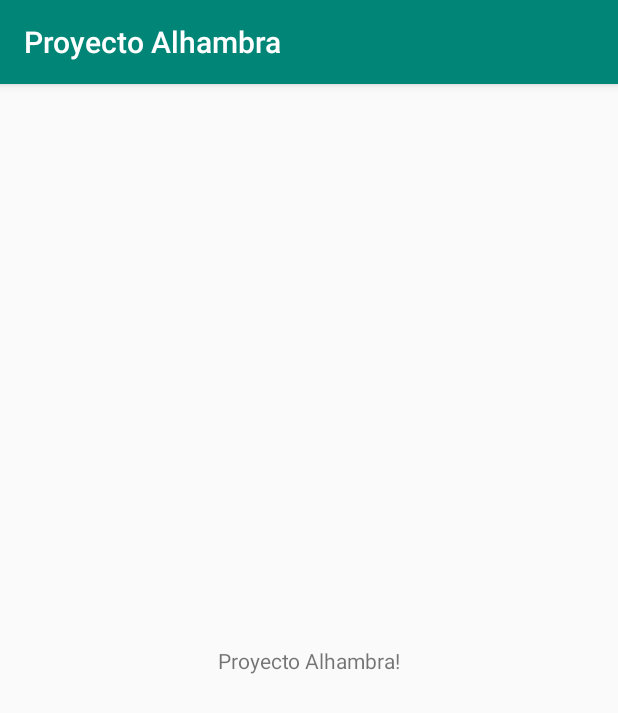
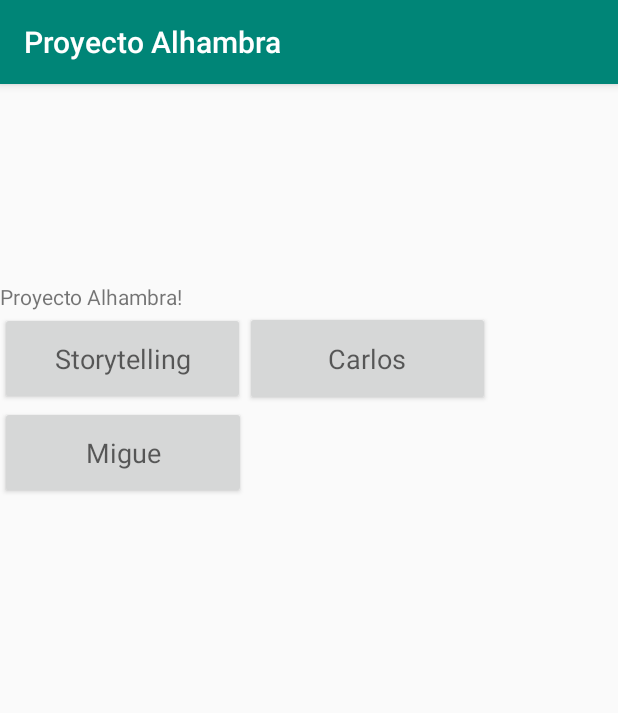
Before and after one commit to Carlossamu7/NPI_UGR, an Android app: the MainActivity screen opened directly, with no data from a screen before it, on a phone screen of 412 x 824 dp. Shown: the top 713 px of the screen. Run offline under Robolectric (Android 15) with nearby library versions, the phone set to English and light mode, and no system bars.

Commit message:
Añado activity del storytelling y preparo los botones para vuestros activities y modifico Welcome

```diff
--- a/app/build.gradle
+++ b/app/build.gradle
@@ -25,7 +25,7 @@ android {
 
 dependencies {
     implementation fileTree(dir: 'libs', include: ['*.jar'])
-    implementation"org.jetbrains.kotlin:kotlin-stdlib-jdk7:$kotlin_version"
+    implementation "org.jetbrains.kotlin:kotlin-stdlib-jdk7:$kotlin_version"
     implementation 'androidx.appcompat:appcompat:1.0.2'
     implementation 'androidx.core:core-ktx:1.0.2'
     implementation 'androidx.constraintlayout:constraintlayout:1.1.3'
--- a/app/src/main/java/com/e/proyectoalhambra/MainActivity.kt
+++ b/app/src/main/java/com/e/proyectoalhambra/MainActivity.kt
@@ -1,7 +1,9 @@
 package com.e.proyectoalhambra
 
+import android.content.Intent
 import androidx.appcompat.app.AppCompatActivity
 import android.os.Bundle
+import android.view.View
 
 class MainActivity : AppCompatActivity() {
 
@@ -9,4 +11,12 @@ class MainActivity : AppCompatActivity() {
         super.onCreate(savedInstanceState)
         setContentView(R.layout.activity_main)
     }
+
+    fun storyTelling(view: View) {
+        // Do something in response to button
+        val intent = Intent(this, Storytelling::class.java).apply {}
+        startActivity(intent)
+
+    }
+
 }
--- a/app/src/main/java/com/e/proyectoalhambra/SplashScreenActivity.kt
+++ b/app/src/main/java/com/e/proyectoalhambra/SplashScreenActivity.kt
@@ -14,7 +14,7 @@ class SplashScreenActivity : AppCompatActivity() {
         val backgroud = object : Thread (){
             override fun run() {
                 try {
-                    Thread.sleep(5000)
+                    Thread.sleep(3000)
 
                     val intent = Intent(baseContext, MainActivity::class.java)
                     startActivity(intent)
--- a/app/src/main/res/layout/activity_main.xml
+++ b/app/src/main/res/layout/activity_main.xml
@@ -7,12 +7,46 @@
     tools:context=".MainActivity">
 
     <TextView
+        android:id="@+id/textView"
         android:layout_width="wrap_content"
         android:layout_height="wrap_content"
+        android:layout_marginTop="132dp"
         android:text="Proyecto Alhambra!"
-        app:layout_constraintBottom_toBottomOf="parent"
-        app:layout_constraintLeft_toLeftOf="parent"
-        app:layout_constraintRight_toRightOf="parent"
+        app:layout_constraintEnd_toEndOf="parent"
+        app:layout_constraintHorizontal_bias="0.0"
+        app:layout_constraintStart_toStartOf="parent"
         app:layout_constraintTop_toTopOf="parent" />
 
+    <Button
+        android:id="@+id/buttonStorytelling"
+        android:layout_width="163dp"
+        android:layout_height="62dp"
+        android:backgroundTintMode="src_over"
+        android:onClick="storyTelling"
+        android:text="Storytelling"
+        android:textAppearance="@style/TextAppearance.AppCompat.Medium"
+        app:layout_constraintBottom_toTopOf="@+id/button7"
+        app:layout_constraintStart_toStartOf="@+id/textView"
+        app:layout_constraintTop_toBottomOf="@+id/textView" />
+
+    <Button
+        android:id="@+id/button6"
+        android:layout_width="163dp"
+        android:layout_height="63dp"
+        android:backgroundTintMode="src_over"
+        android:text="Carlos"
+        android:textAppearance="@style/TextAppearance.AppCompat.Medium"
+        app:layout_constraintStart_toEndOf="@+id/buttonStorytelling"
+        app:layout_constraintTop_toBottomOf="@+id/textView" />
+
+    <Button
+        android:id="@+id/button7"
+        android:layout_width="164dp"
+        android:layout_height="62dp"
+        android:backgroundTintMode="src_over"
+        android:text="Migue"
+        android:textAppearance="@style/TextAppearance.AppCompat.Medium"
+        app:layout_constraintStart_toStartOf="@+id/buttonStorytelling"
+        app:layout_constraintTop_toBottomOf="@+id/button6" />
+
 </androidx.constraintlayout.widget.ConstraintLayout>
--- a/app/src/main/res/layout/activity_splashscreen.xml
+++ b/app/src/main/res/layout/activity_splashscreen.xml
@@ -21,7 +21,7 @@
         android:layout_height="match_parent"
         android:elegantTextHeight="true"
         android:gravity="bottom|center"
-        android:text="Welcome!"
+        android:text="Bienvenidos!"
         android:textColor="#000000"
         android:textSize="36sp"
         tools:ignore="MissingConstraints" />
```
Also changed, not shown: app/src/main/AndroidManifest.xml (+13 -5 lines), app/src/main/java/com/e/proyectoalhambra/Storytelling.kt (added, +12 -0 lines), app/src/main/res/layout/activity_storytelling.xml (added, +9 -0 lines).
